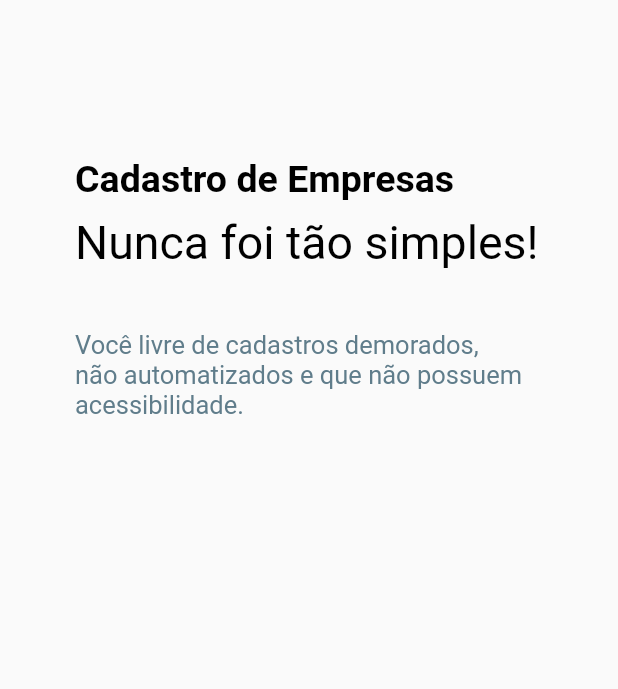
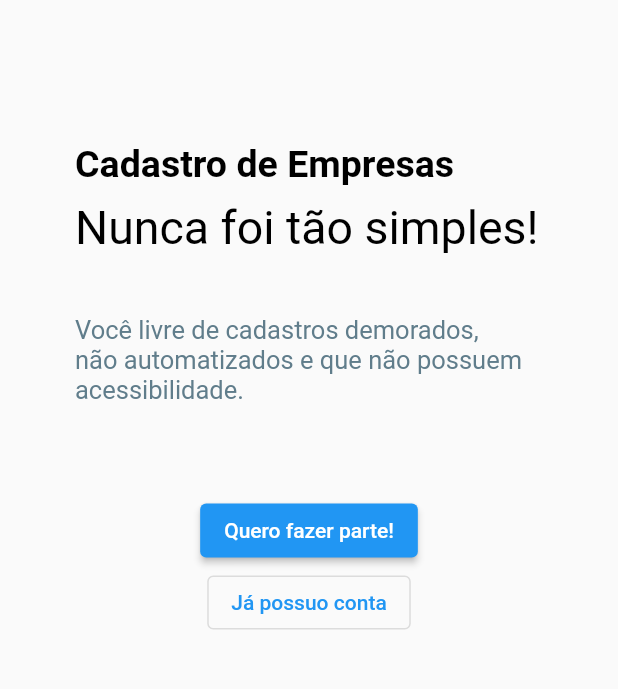
Before and after one commit to jmateusps16/SistemaCadEmpresaFlutter, a Flutter app: the screen it shows after launch, on a phone screen of 412 x 824 dp, the part 278-967 px from its top. Run offline on Flutter 3.47's test engine with Material 2 defaults, Android fonts, the phone set to English and light mode, and no system bars.

Commit message:
Adicionando Botões na tela

```diff
--- a/lib/arbitrary_screen.dart
+++ b/lib/arbitrary_screen.dart
@@ -34,7 +34,7 @@ Widget initWidget() {
             )),
           ),
           Container(
-            margin: EdgeInsets.only(top: 90, left: 50),
+            margin: EdgeInsets.only(top: 80, left: 50),
             alignment: Alignment.bottomLeft,
             child: Text(
               "Cadastro de Empresas",
@@ -69,6 +69,18 @@ Widget initWidget() {
               ),
             ),
           ),
+          ElevatedButton(
+            onPressed: () {
+              // vai para Quero fazer parte!
+            },
+            child: Text('Quero fazer parte!'),
+          ),
+          OutlinedButton(
+            onPressed: () {
+              // vai para Já possuo conta
+            },
+            child: Text("Já possuo conta"),
+          ),
         ],
       ),
     )),
```
